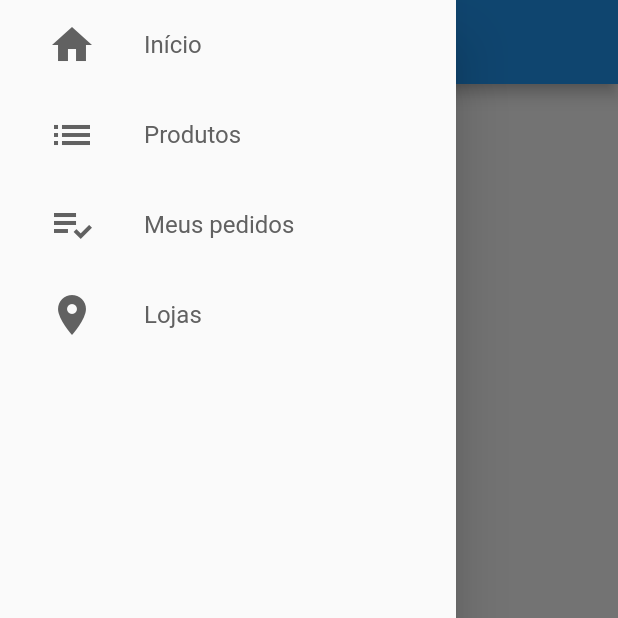
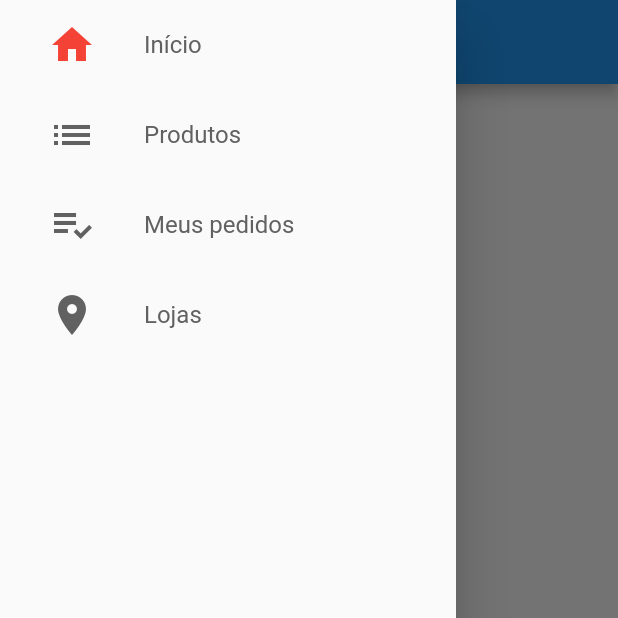
Before and after one commit to EdivaldoAlmeida/loja-virual, a Flutter app: the screen it shows after launch, with the side drawer open, on a phone screen of 412 x 824 dp, the top half of it. Run offline on Flutter 3.47's test engine with Material 2 defaults, Android fonts, the phone set to English and light mode, and no system bars; our stand-ins replace cloud_firestore; missing offline and left inert: charcode; accounts and stored records are empty.

```diff
--- a/lib/commons/custom_drawer/custom_drawer.dart
+++ b/lib/commons/custom_drawer/custom_drawer.dart
@@ -1,5 +1,11 @@
 import 'package:flutter/material.dart';
 import 'package:loja_virtual/commons/custom_drawer/drawer_tile.dart';
+
+/*
+Classe que costroi um drawer customizado. Ela utiliza a classe construtora de
+itens de Drawer para construir cada item. Para isso ela envia um Ícone, um
+texto e um número para identificar a página.
+ */
 
 class CustomDrawer extends StatelessWidget {
   @override
--- a/lib/commons/custom_drawer/drawer_tile.dart
+++ b/lib/commons/custom_drawer/drawer_tile.dart
@@ -1,4 +1,11 @@
 import 'package:flutter/material.dart';
+import 'package:loja_virtual/models/page_manager.dart';
+import 'package:provider/provider.dart';
+
+/*
+Classe que constroi um item do Drawer. Ela recebe um ícone, um texto e um
+um int para identificar o número da página.
+ */
 
 class DrawerTile extends StatelessWidget {
 
@@ -10,9 +17,13 @@ class DrawerTile extends StatelessWidget {
 
   @override
   Widget build(BuildContext context) {
+    //Obtendo a página atual através do PageManager.
+    final int curPage = context.watch<PageManager>().page;
+
         return InkWell(
           onTap: (){
-            debugPrint('Clicou na página $page');
+            //Ler o método setPage do PageManager, enviando o número da página
+            context.read<PageManager>().setPage(page);
           },
           child: SizedBox(
             height: 60,
@@ -23,7 +34,7 @@ class DrawerTile extends StatelessWidget {
               child: Icon(
                   iconData,
                 size: 32,
-                color: Colors.grey[700],
+                color: curPage == page ? Colors.red : Colors.grey[700],
               ),
             ),
             Text(
--- a/lib/main.dart
+++ b/lib/main.dart
@@ -6,13 +6,6 @@ import 'package:loja_virtual/screens/base/base_screen.dart';
 void main() async{
   runApp(MyApp());
 
-  Firestore.instance.collection('aluno').snapshots().listen((snapshot) {
-
-    for(DocumentSnapshot documento in snapshot.documents){
-      print(documento.data);
-    }
-
-  });
  }
 
 class MyApp extends StatelessWidget {
--- /dev/null
+++ b/lib/models/page_manager.dart
@@ -0,0 +1,23 @@
+import 'package:flutter/cupertino.dart';
+
+/*
+Classe gerenciadora de páginas, ela é responsável por mudar de páginas, para isso
+ela recebe como parâmetro um valor (inteiro) que representa o número da página a
+ser exibida (jumpToPage) na chamdada de seu método setPage()
+ */
+
+class PageManager{
+
+  PageManager(this._pageController);
+
+  PageController _pageController;
+
+  int page = 0;
+
+  void setPage(int value){
+    if(value == page) return; //vendo se já estou na página que desejo ir
+    page = value;
+    _pageController.jumpToPage(value);
+  }
+
+}
--- a/lib/screens/base/base_screen.dart
+++ b/lib/screens/base/base_screen.dart
@@ -1,13 +1,21 @@
 import 'package:flutter/material.dart';
 import 'package:loja_virtual/commons/custom_drawer/custom_drawer.dart';
+import 'package:loja_virtual/models/page_manager.dart';
+import 'package:provider/provider.dart';
 
 class BaseScreen extends StatelessWidget {
 
+  /*
+  Um controlador de página permite que você manipule qual página é visível em
+  um [PageView].
+   */
   final PageController pageController = PageController();
 
   @override
   Widget build(BuildContext context) {
-    return PageView(
+    return Provider(
+      create: (_) => PageManager(pageController),
+      child: PageView(
         controller: pageController,
         physics: const NeverScrollableScrollPhysics(),
         children: <Widget>[
@@ -15,13 +23,28 @@ class BaseScreen extends StatelessWidget {
             drawer: CustomDrawer(),
             appBar: AppBar(
               title: const Text('home'),
-
             ),
           ),
-        Container(color: Colors.red,),
-        Container(color: Colors.yellowAccent,),
-        Container(color: Colors.green,),
+          Scaffold(
+            drawer: CustomDrawer(),
+            appBar: AppBar(
+              title: const Text('Produtos'),
+            ),
+          ),
+          Scaffold(
+            drawer: CustomDrawer(),
+            appBar: AppBar(
+              title: const Text('Pedidos'),
+            ),
+          ),
+          Scaffold(
+            drawer: CustomDrawer(),
+            appBar: AppBar(
+              title: const Text('Lojas'),
+            ),
+          ),
         ],
+      ),
     );
   }
 }
--- a/pubspec.yaml
+++ b/pubspec.yaml
@@ -31,6 +31,7 @@ dependencies:
   cloud_firestore: ^0.13.5
   firebase_auth: ^0.16.0
   firebase_storage: ^3.1.1
+  provider: ^4.1.2
 
 dev_dependencies:
   flutter_test:
```
Also changed, not shown: pubspec.lock. Lines whose indentation alone changed are shown as unchanged.
